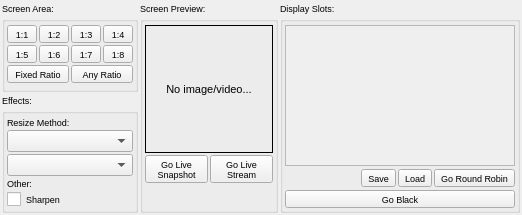
Above: desktopgui/client.ui from mxklabs/mxklabs-matrix before the change. Below: the same form after it.
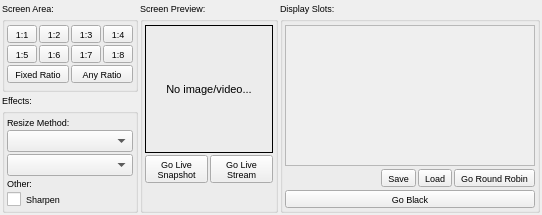
That is the form after the change.

Commit message: Added Load button to slot.

```diff
--- a/desktopgui/client.ui
+++ b/desktopgui/client.ui
@@ -646,7 +646,7 @@
            <widget class="QScrollArea" name="scroll_area_slots">
             <property name="minimumSize">
              <size>
-              <width>230</width>
+              <width>250</width>
               <height>0</height>
              </size>
             </property>
@@ -658,8 +658,8 @@
               <rect>
                <x>0</x>
                <y>0</y>
-               <width>228</width>
-               <height>139</height>
+               <width>248</width>
+               <height>145</height>
               </rect>
              </property>
              <layout class="QVBoxLayout" name="verticalLayout_6">
```
